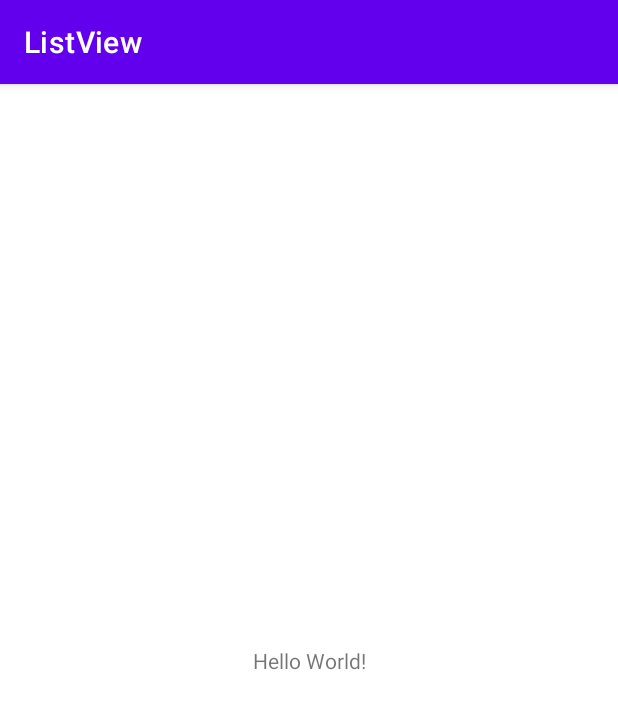
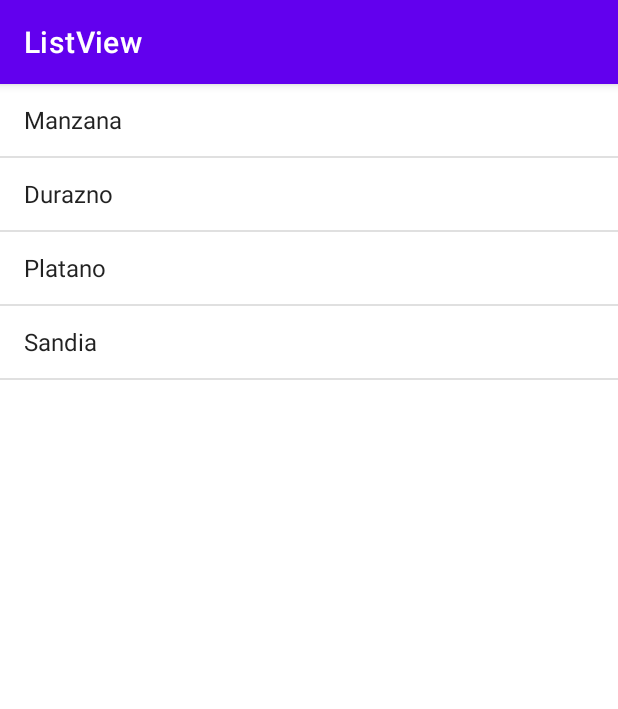
Before and after one commit to DanielH7-ctrl/A-ListView, an Android app: the screen it shows after launch (MainActivity), on a phone screen of 412 x 824 dp. Shown: the top 709 px of the screen. Run offline under Robolectric (Android 15) with nearby library versions, the phone set to English and light mode, and no system bars.

Commit message:
Adaptador simple

```diff
--- a/app/src/main/java/com/example/listview/MainActivity.kt
+++ b/app/src/main/java/com/example/listview/MainActivity.kt
@@ -2,10 +2,31 @@ package com.example.listview
 
 import androidx.appcompat.app.AppCompatActivity
 import android.os.Bundle
+import android.widget.AdapterView
+import android.widget.ArrayAdapter
+import android.widget.ListView
+import android.widget.Toast
 
 class MainActivity : AppCompatActivity() {
     override fun onCreate(savedInstanceState: Bundle?) {
         super.onCreate(savedInstanceState)
         setContentView(R.layout.activity_main)
+
+        var frutas:ArrayList<String> = ArrayList()
+        frutas.add("Manzana")
+        frutas.add("Durazno")
+        frutas.add("Platano")
+        frutas.add("Sandia")
+
+        val lista = findViewById<ListView>(R.id.lista)
+
+        val adaptador = ArrayAdapter<String>(this, android.R.layout.simple_list_item_1, frutas)
+
+        lista.adapter = adaptador
+
+        lista.onItemClickListener = AdapterView.OnItemClickListener { parent, view, position, id ->
+            Toast.makeText(this, frutas.get(position), Toast.LENGTH_LONG).show()
+
+        }
     }
 }
--- a/app/src/main/res/layout/activity_main.xml
+++ b/app/src/main/res/layout/activity_main.xml
@@ -1,18 +1,14 @@
 <?xml version="1.0" encoding="utf-8"?>
-<androidx.constraintlayout.widget.ConstraintLayout xmlns:android="http://schemas.android.com/apk/res/android"
+<LinearLayout xmlns:android="http://schemas.android.com/apk/res/android"
     xmlns:app="http://schemas.android.com/apk/res-auto"
     xmlns:tools="http://schemas.android.com/tools"
     android:layout_width="match_parent"
     android:layout_height="match_parent"
     tools:context=".MainActivity">
 
-    <TextView
-        android:layout_width="wrap_content"
-        android:layout_height="wrap_content"
-        android:text="Hello World!"
-        app:layout_constraintBottom_toBottomOf="parent"
-        app:layout_constraintLeft_toLeftOf="parent"
-        app:layout_constraintRight_toRightOf="parent"
-        app:layout_constraintTop_toTopOf="parent" />
 
-</androidx.constraintlayout.widget.ConstraintLayout>
+    <ListView
+        android:id="@+id/lista"
+        android:layout_width="match_parent"
+        android:layout_height="match_parent" />
+</LinearLayout>
```
